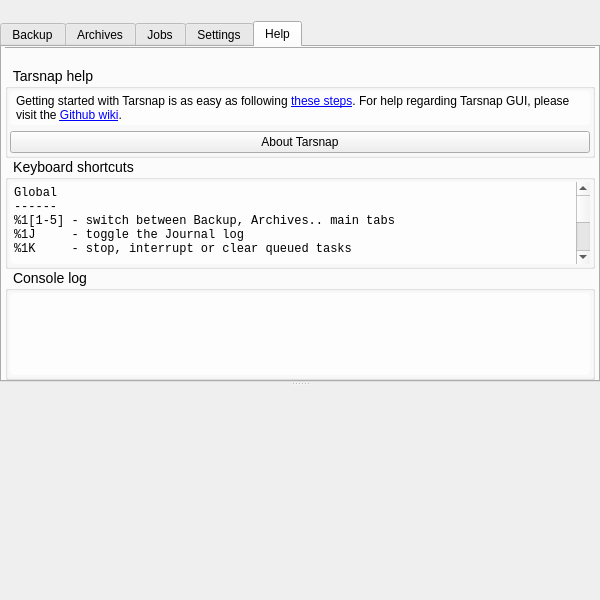
Old version of the form forms/mainwindow.ui in the repository Tarsnap/tarsnap-gui.
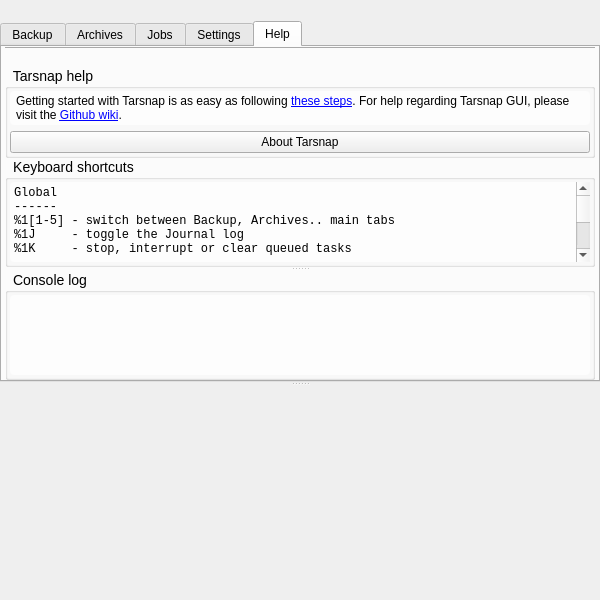
New version of the form. The open tabs and pages were chosen to show the change. Icons and pictures are not drawn. Custom widgets are drawn as their Qt base class.

Commit message:
Add the ability to expand the Console log.
By placing it and the Keyboard shortcuts widgets in a splitter.

```diff
--- a/forms/mainwindow.ui
+++ b/forms/mainwindow.ui
@@ -2085,6 +2085,28 @@
             </widget>
            </item>
            <item>
+            <widget class="QWidget" name="widget" native="true">
+             <layout class="QVBoxLayout" name="verticalLayout_19">
+              <property name="spacing">
+               <number>0</number>
+              </property>
+              <property name="leftMargin">
+               <number>0</number>
+              </property>
+              <property name="topMargin">
+               <number>0</number>
+              </property>
+              <property name="rightMargin">
+               <number>0</number>
+              </property>
+              <property name="bottomMargin">
+               <number>0</number>
+              </property>
+              <item>
+               <widget class="QSplitter" name="splitter_3">
+                <property name="orientation">
+                 <enum>Qt::Vertical</enum>
+                </property>
             <widget class="QGroupBox" name="groupBox_7">
              <property name="title">
               <string>Keyboard shortcuts</string>
@@ -2165,8 +2187,6 @@
               </item>
              </layout>
             </widget>
-           </item>
-           <item>
             <widget class="QGroupBox" name="groupBox_5">
              <property name="font">
               <font>
@@ -2215,6 +2235,10 @@
                 <property name="readOnly">
                  <bool>true</bool>
                 </property>
+                   </widget>
+                  </item>
+                 </layout>
+                </widget>
                </widget>
               </item>
              </layout>
```
Left out of the diff: 2 changed lines with no effect on the pictures. Lines whose indentation alone changed are shown as unchanged.
